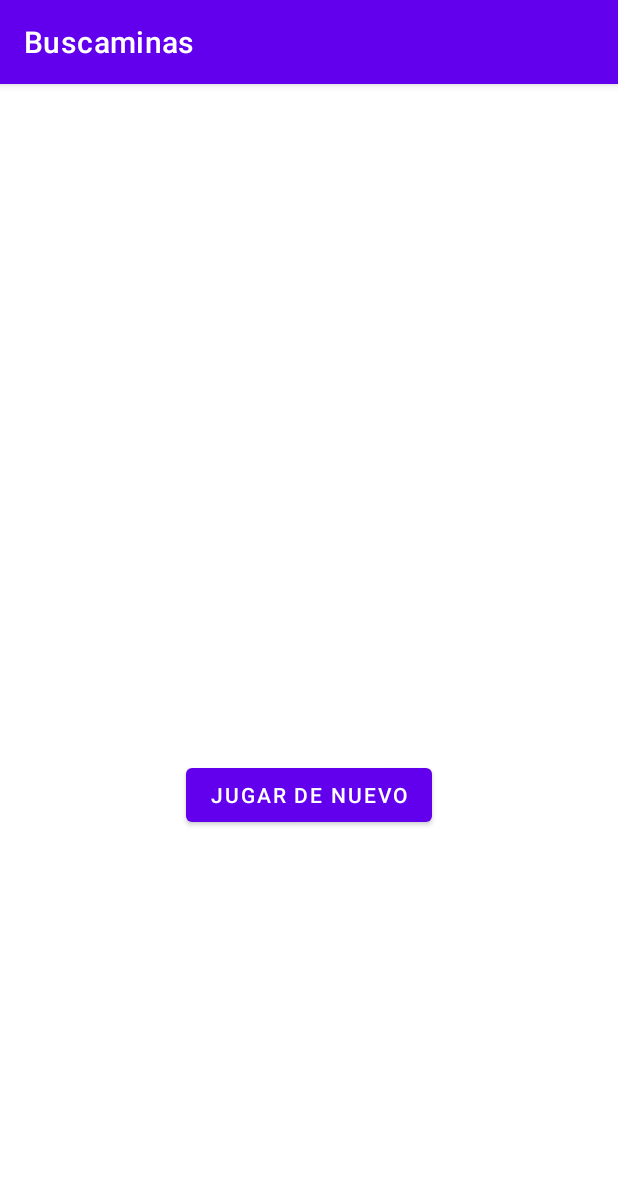
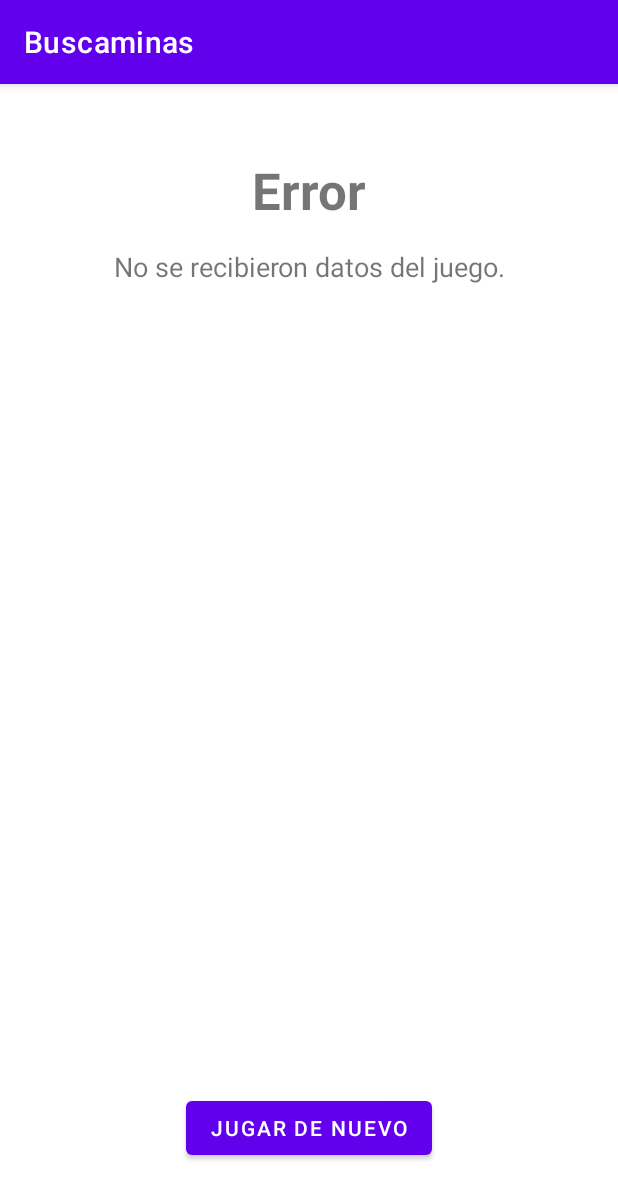
Before and after one commit to V-enekoder/buscaminas-Socket, an Android app built with Jetpack Compose: the EndActivity screen opened directly, with no data from a screen before it, on a phone screen of 412 x 824 dp. Shown: the top 1199 px of the screen. Run offline under Robolectric (Android 15) with nearby library versions, the phone set to English and light mode, and no system bars; network calls fail.

Commit message:
Feat: añadidas banderas

```diff
--- a/app/src/main/java/com/example/myapplication/ui/activities/EndActivity.kt
+++ b/app/src/main/java/com/example/myapplication/ui/activities/EndActivity.kt
@@ -2,14 +2,15 @@ package com.example.myapplication.ui.activities
 
 import android.os.Bundle
 import android.util.Log
+import android.view.View
 import android.widget.Button
 import android.widget.TextView
 import androidx.appcompat.app.AppCompatActivity
 import com.example.myapplication.R
+import android.widget.TableLayout
 
 class EndActivity : AppCompatActivity() {
 
-  // (Buena práctica) Definir la clave del extra en un companion object
   companion object {
     const val EXTRA_DATOS_JUEGO = "DATOS_JUEGO_COMPLETO"
   }
@@ -21,27 +22,37 @@ class EndActivity : AppCompatActivity() {
     // 1. Enlazar los componentes del layout
     val tituloResultadoTextView: TextView = findViewById(R.id.tituloResultadoTextView)
     val mensajeDetalladoTextView: TextView = findViewById(R.id.mensajeDetalladoTextView)
-    val datosJugadorTextView: TextView = findViewById(R.id.datosJugadorTextView)
     val jugarDeNuevoButton: Button = findViewById(R.id.jugarDeNuevoButton)
+
+    // Nuevos TextViews para la tabla
+    val miPuntuacionTextView: TextView = findViewById(R.id.miPuntuacionTextView)
+    val misBanderasTextView: TextView = findViewById(R.id.misBanderasTextView)
+    val oponentePuntuacionTextView: TextView = findViewById(R.id.oponentePuntuacionTextView)
+    val oponenteBanderasTextView: TextView = findViewById(R.id.oponenteBanderasTextView)
+    val statsTableLayout: TableLayout = findViewById(R.id.statsTableLayout) // Para ocultarla en caso de error
 
     // 2. Recibir el string combinado del Intent
     val datosJuego = intent.getStringExtra(EXTRA_DATOS_JUEGO)
 
-    // 3. Procesar los datos (¡la parte clave!)
+    // 3. Procesar los datos
     if (datosJuego != null) {
-      // Partimos el string por el separador ";"
-      // "Nombre;Puntuacion;resultado" -> ["Nombre", "Puntuacion", "resultado"]
       val partes = datosJuego.split(';')
 
-      // Verificación de seguridad para evitar crashes si el string no tiene el formato esperado
-      if (partes.size == 6) {
-        val nombre = partes[0]
+      if (partes.size == 8) {
+        // Hacemos visible la tabla por si estaba oculta
+        statsTableLayout.visibility = View.VISIBLE
+
+        // El nombre no se usa en la tabla, pero lo mantenemos por si lo necesitas en el futuro
+        val nombre: String = partes[0]
         val puntuacion: Int = partes[1].toInt()
-        val codigoResultado = partes[2].toIntOrNull() // Usamos toIntOrNull() para más seguridad
+        val codigoResultado: Int? = partes[2].toIntOrNull()
         val puntuacionOponente: Int = partes[3].toInt()
         val miTurno: Int = partes[4].toInt()
         val ultimoTurno: Int = partes[5].toInt()
-        // 4. Determinar los mensajes basados en el código
+        val banderas: Int = partes[6].toInt()
+        val banderasOponente: Int = partes[7].toInt()
+
+        // 4. Determinar los mensajes basados en el código (esta lógica no cambia)
         val titulo: String
         val mensajeDetallado: String
 
@@ -58,21 +69,23 @@ class EndActivity : AppCompatActivity() {
           1 -> {
             titulo = "¡Juego terminado!"
             if (puntuacion > puntuacionOponente) {
-              mensajeDetallado = "Has Ganado"
+              mensajeDetallado = "¡Has ganado!"
             } else if (puntuacionOponente > puntuacion) {
               mensajeDetallado = "Has perdido"
             } else {
-              mensajeDetallado = "Empate"
+              mensajeDetallado = if (banderas > banderasOponente) {
+                "¡Has ganado por banderas!"
+              } else {
+                "Has perdido por banderas"
+              }
             }
-
-            // mensajeDetallado = "Se marcaron todas las minas"
           }
           2 -> {
             titulo = "¡Juego Terminado!"
             if (puntuacion > puntuacionOponente) {
-              mensajeDetallado = "Has Ganado"
+              mensajeDetallado = "¡Has ganado por tiempo!"
             } else if (puntuacionOponente > puntuacion) {
-              mensajeDetallado = "Has perdido"
+              mensajeDetallado = "Has perdido por tiempo"
             } else {
               mensajeDetallado = "Empate"
             }
@@ -86,24 +99,26 @@ class EndActivity : AppCompatActivity() {
         // 5. Actualizar la UI con los datos procesados
         tituloResultadoTextView.text = titulo
         mensajeDetalladoTextView.text = mensajeDetallado
-        datosJugadorTextView.text =
-            "Jugador: $nombre - Puntuación: $puntuacion - Adversario: $puntuacionOponente"
+
+        // Rellenar la tabla con los datos
+        miPuntuacionTextView.text = puntuacion.toString()
+        misBanderasTextView.text = banderas.toString()
+        oponentePuntuacionTextView.text = puntuacionOponente.toString()
+        oponenteBanderasTextView.text = banderasOponente.toString()
+
       } else {
-        // Si el formato es incorrecto, mostramos un error genérico
+        // Si el formato es incorrecto, mostramos un error genérico y ocultamos la tabla
         tituloResultadoTextView.text = "Error"
         mensajeDetalladoTextView.text = "No se pudieron cargar los datos del resultado."
+        statsTableLayout.visibility = View.GONE // Ocultamos la tabla para que no se vea vacía
         Log.e("EndActivity", "Formato de datos de juego incorrecto: $datosJuego")
       }
+    } else {
+      // Caso extra: si el intent no trae datos
+      tituloResultadoTextView.text = "Error"
+      mensajeDetalladoTextView.text = "No se recibieron datos del juego."
+      statsTableLayout.visibility = View.GONE
+      Log.e("EndActivity", "El extra DATOS_JUEGO_COMPLETO es nulo.")
     }
-
-    // 6. Configurar el botón para jugar de nuevo
-    /*jugarDeNuevoButton.setOnClickListener {
-      // Regresa a la pantalla del juego
-      val intentJuego =
-          Intent(
-              this, GameActivity::class.java) // Asegúrate que GameActivity sea el nombre correcto
-      startActivity(intentJuego)
-      finish() // Cierra esta pantalla
-    }*/
   }
 }
--- a/app/src/main/res/layout/activity_end.xml
+++ b/app/src/main/res/layout/activity_end.xml
@@ -2,24 +2,25 @@
 <androidx.constraintlayout.widget.ConstraintLayout xmlns:android="http://schemas.android.com/apk/res/android"
     xmlns:app="http://schemas.android.com/apk/res-auto"
     xmlns:tools="http://schemas.android.com/tools"
-    android:id="@+id/main"
     android:layout_width="match_parent"
     android:layout_height="match_parent"
+    android:padding="16dp"
     tools:context=".ui.activities.EndActivity">
 
+    <!-- Título principal del resultado (Ganaste/Perdiste) -->
     <TextView
         android:id="@+id/tituloResultadoTextView"
         android:layout_width="wrap_content"
         android:layout_height="wrap_content"
+        android:layout_marginTop="32dp"
         android:textSize="34sp"
         android:textStyle="bold"
         app:layout_constraintEnd_toEndOf="parent"
         app:layout_constraintStart_toStartOf="parent"
         app:layout_constraintTop_toTopOf="parent"
-        app:layout_constraintBottom_toTopOf="@id/mensajeDetalladoTextView"
-        app:layout_constraintVertical_chainStyle="packed"
         tools:text="¡Ganaste!" />
 
+    <!-- Mensaje detallado sobre cómo terminó el juego -->
     <TextView
         android:id="@+id/mensajeDetalladoTextView"
         android:layout_width="0dp"
@@ -30,30 +31,108 @@
         app:layout_constraintEnd_toEndOf="parent"
         app:layout_constraintStart_toStartOf="parent"
         app:layout_constraintTop_toBottomOf="@id/tituloResultadoTextView"
-        app:layout_constraintBottom_toTopOf="@id/datosJugadorTextView"
-        tools:text="Abriste todas las casillas libres" />
+        tools:text="El oponente explotó una mina" />
 
-    <TextView
-        android:id="@+id/datosJugadorTextView"
-        android:layout_width="wrap_content"
+    <!-- Tabla para mostrar las estadísticas del juego -->
+    <TableLayout
+        android:id="@+id/statsTableLayout"
+        android:layout_width="0dp"
         android:layout_height="wrap_content"
-        android:layout_marginTop="32dp"
-        android:textSize="16sp"
+        android:layout_marginTop="40dp"
+        android:stretchColumns="1,2"
         app:layout_constraintEnd_toEndOf="parent"
         app:layout_constraintStart_toStartOf="parent"
-        app:layout_constraintTop_toBottomOf="@id/mensajeDetalladoTextView"
-        app:layout_constraintBottom_toTopOf="@id/jugarDeNuevoButton"
-        tools:text="Jugador: ProPlayer - Puntuación: 1500" />
+        app:layout_constraintTop_toBottomOf="@+id/mensajeDetalladoTextView">
 
+        <!-- Fila de Cabeceras -->
+        <TableRow>
+            <TextView
+                android:layout_width="wrap_content"
+                android:layout_height="wrap_content"
+                android:padding="8dp"
+                android:text="Jugador"
+                android:textStyle="bold" />
+
+            <TextView
+                android:layout_width="0dp"
+                android:layout_height="wrap_content"
+                android:gravity="center"
+                android:padding="8dp"
+                android:text="Puntuación"
+                android:textStyle="bold" />
+
+            <TextView
+                android:layout_width="0dp"
+                android:layout_height="wrap_content"
+                android:gravity="center"
+                android:padding="8dp"
+                android:text="Banderas"
+                android:textStyle="bold" />
+        </TableRow>
+
+        <!-- Fila con TUS datos -->
+        <TableRow>
+            <TextView
+                android:layout_width="wrap_content"
+                android:layout_height="wrap_content"
+                android:padding="8dp"
+                android:text="Tú"
+                android:textStyle="bold" />
+
+            <TextView
+                android:id="@+id/miPuntuacionTextView"
+                android:layout_width="0dp"
+                android:layout_height="wrap_content"
+                android:gravity="center"
+                android:padding="8dp"
+                tools:text="1500" />
+
+            <TextView
+                android:id="@+id/misBanderasTextView"
+                android:layout_width="0dp"
+                android:layout_height="wrap_content"
+                android:gravity="center"
+                android:padding="8dp"
+                tools:text="5" />
+        </TableRow>
+
+        <!-- Fila con los datos del OPONENTE -->
+        <TableRow>
+            <TextView
+                android:layout_width="wrap_content"
+                android:layout_height="wrap_content"
+                android:padding="8dp"
+                android:text="Oponente"
+                android:textStyle="bold" />
+
+            <TextView
+                android:id="@+id/oponentePuntuacionTextView"
+                android:layout_width="0dp"
+                android:layout_height="wrap_content"
+                android:gravity="center"
+                android:padding="8dp"
+                tools:text="1200" />
+
+            <TextView
+                android:id="@+id/oponenteBanderasTextView"
+                android:layout_width="0dp"
+                android:layout_height="wrap_content"
+                android:gravity="center"
+                android:padding="8dp"
+                tools:text="3" />
+        </TableRow>
+
+    </TableLayout>
+
+    <!-- Botón para volver a jugar -->
     <Button
         android:id="@+id/jugarDeNuevoButton"
         android:layout_width="wrap_content"
         android:layout_height="wrap_content"
-        android:layout_marginTop="40dp"
+        android:layout_marginBottom="32dp"
         android:text="Jugar de Nuevo"
         app:layout_constraintBottom_toBottomOf="parent"
         app:layout_constraintEnd_toEndOf="parent"
-        app:layout_constraintStart_toStartOf="parent"
-        app:layout_constraintTop_toBottomOf="@+id/datosJugadorTextView" />
+        app:layout_constraintStart_toStartOf="parent" />
 
 </androidx.constraintlayout.widget.ConstraintLayout>
```
Also changed, not shown: app/src/main/java/com/example/myapplication/game/core/Jugador.kt (+15 -6 lines), app/src/main/java/com/example/myapplication/network/sockets/Cliente.kt (+3 -18 lines), app/src/main/java/com/example/myapplication/network/sockets/OnMoveReceivedListener.kt (+3 -5 lines), app/src/main/java/com/example/myapplication/ui/activities/GameActivity.kt (+51 -31 lines).
